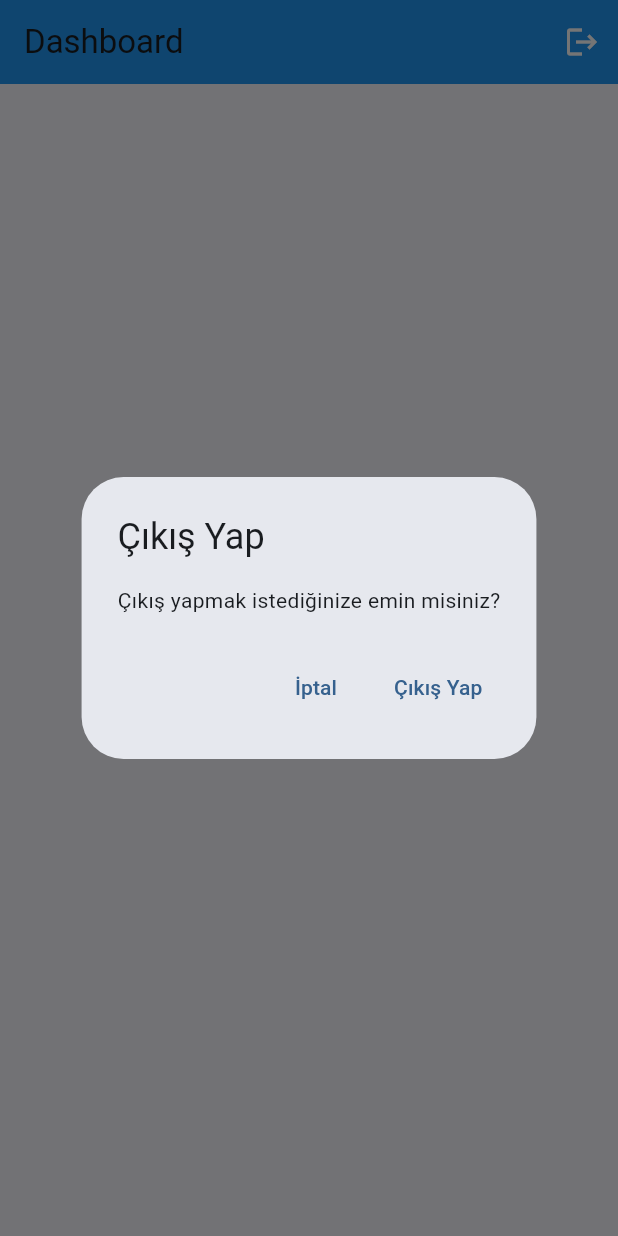
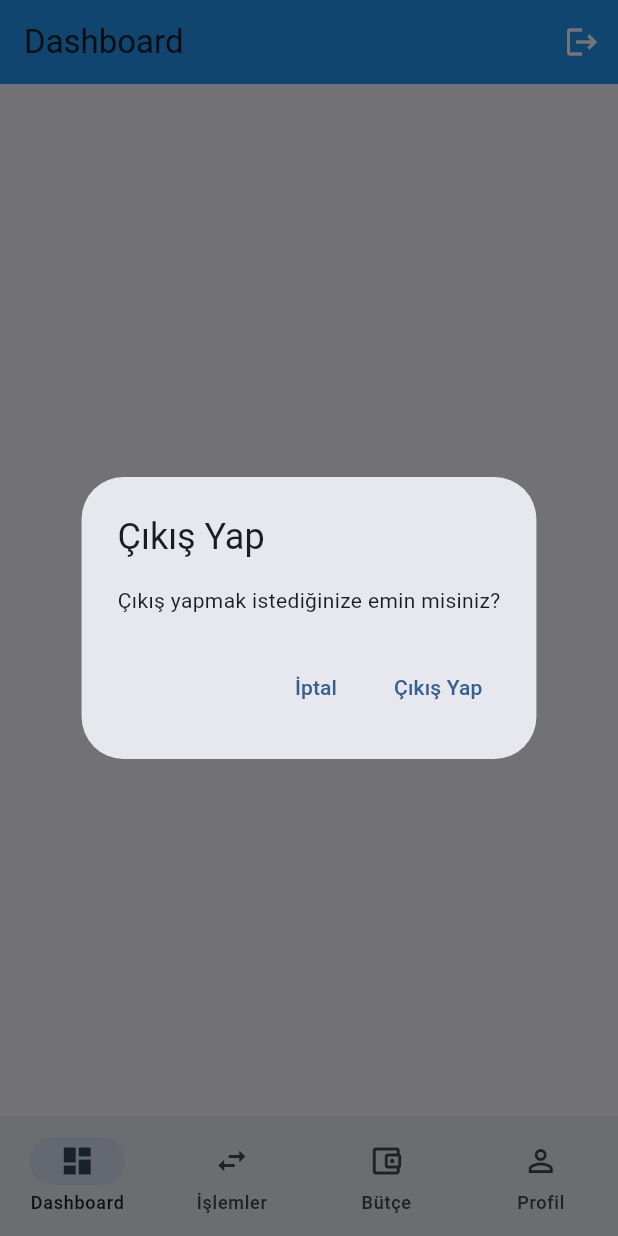
Before and after one commit to Posinowa/FinbudMobile, a Flutter app: the DashboardScreen screen opened by its route, after a tap on the "logout" icon, on a phone screen of 412 x 824 dp. Run offline on Flutter 3.47's test engine with Material 3 defaults, Android fonts, the phone set to English and light mode, and no system bars; our stand-ins replace dio, flutter_dotenv, flutter_riverpod, flutter_secure_storage, go_router, shared_preferences; accounts and stored records are empty.

Commit message:
feat(KAN-80): Bottom navigation bar eklendi
- Riverpod ile navigation state yönetimi eklendi
- MainScaffold widget'ı oluşturuldu
- ShellRoute ile bottom navigation bar entegre edildi
- Dashboard, İşlemler, Bütçe, Profil sekmeleri eklendi
- Aktif sekme state'i Riverpod ile yönetiliyor

```diff
--- a/lib/core/constants/app_color.dart
+++ b/lib/core/constants/app_color.dart
@@ -71,4 +71,9 @@ class AppColors {
   static Color successLight = success.withOpacity(0.1);
   static Color dangerLight = danger.withOpacity(0.1);
   static Color warningLight = warning.withOpacity(0.1);
+
+
+  //hata ve başarı mesajları için renkler
+  static const Color error = Color(0xFFD98989);
+  static const Color successMessage = Color(0xFF7FB685);
 }
--- /dev/null
+++ b/lib/core/providers/navigation_provider.dart
@@ -0,0 +1,5 @@
+import 'package:flutter_riverpod/legacy.dart';
+
+/// Bottom navigation bar için aktif sekme index'i
+/// KAN-80: Aktif sekme Riverpod ile yönetilsin
+final navigationIndexProvider = StateProvider<int>((ref) => 0);
--- a/lib/core/router/app_router.dart
+++ b/lib/core/router/app_router.dart
@@ -1,4 +1,5 @@
 import 'package:finbud_app/core/router/app_routes.dart';
+import 'package:finbud_app/core/shared/widgets/main_scaffold.dart';
 import 'package:finbud_app/features/auth/presentation/screens/login_screen.dart';
 import 'package:finbud_app/features/auth/presentation/screens/register_screen.dart';
 import 'package:finbud_app/features/budget/presentation/screens/budget_screen.dart';
@@ -11,16 +12,15 @@ import 'package:go_router/go_router.dart';
 
 /// Uygulama router yönetimi
 /// KAN-79: Uygulama açılışında token kontrolü
+/// KAN-80: Bottom navigation bar için ShellRoute
 class AppRouter {
   static final _storage = const FlutterSecureStorage();
   static late final GoRouter router;
   static bool _isInitialized = false;
 
-  /// Token key sabitleri (backend ile uyumlu)
   static const String _accessTokenKey = 'access_token';
   static const String _refreshTokenKey = 'refresh_token';
 
-  /// Router'ı başlat
   static Future<void> initialize() async {
     if (_isInitialized) return;
 
@@ -38,7 +38,6 @@ class AppRouter {
     _isInitialized = true;
   }
 
-  /// Route guard - Token kontrolü
   static Future<String?> _guardRoute(
     BuildContext context,
     GoRouterState state,
@@ -60,21 +59,20 @@ class AppRouter {
     return null;
   }
 
-  /// Logout işlemi - token'ları temizle
   static Future<void> logout() async {
     await _storage.delete(key: _accessTokenKey);
     await _storage.delete(key: _refreshTokenKey);
     router.go(AppRoutes.login);
   }
 
-  /// Token'ları kontrol et
   static Future<bool> hasValidToken() async {
     final token = await _storage.read(key: _accessTokenKey);
     return token != null && token.isNotEmpty;
   }
 
-  /// Tüm route tanımları
+  /// KAN-80: ShellRoute ile bottom navigation bar
   static final List<RouteBase> _routes = [
+    // Auth routes - bottom nav bar YOK
     GoRoute(
       path: AppRoutes.login,
       name: 'login',
@@ -85,29 +83,43 @@ class AppRouter {
       name: 'register',
       builder: (context, state) => const RegisterScreen(),
     ),
+
+    // Main routes - bottom nav bar VAR
+    ShellRoute(
+      builder: (context, state, child) => MainScaffold(child: child),
+      routes: [
         GoRoute(
           path: AppRoutes.dashboard,
           name: 'dashboard',
-      builder: (context, state) => const DashboardScreen(),
+          pageBuilder: (context, state) => const NoTransitionPage(
+            child: DashboardScreen(),
+          ),
         ),
         GoRoute(
           path: AppRoutes.transactions,
           name: 'transactions',
-      builder: (context, state) => const TransactionScreen(),
+          pageBuilder: (context, state) => const NoTransitionPage(
+            child: TransactionScreen(),
+          ),
         ),
         GoRoute(
           path: AppRoutes.budget,
           name: 'budget',
-      builder: (context, state) => const BudgetScreen(),
+          pageBuilder: (context, state) => const NoTransitionPage(
+            child: BudgetScreen(),
+          ),
         ),
         GoRoute(
           path: AppRoutes.profile,
           name: 'profile',
-      builder: (context, state) => const ProfileScreen(),
+          pageBuilder: (context, state) => const NoTransitionPage(
+            child: ProfileScreen(),
+          ),
+        ),
+      ],
     ),
   ];
 
-  /// Hata sayfası
   static Widget _errorBuilder(BuildContext context, GoRouterState state) {
     return Scaffold(
       appBar: AppBar(title: const Text('Hata')),
--- a/lib/core/router/app_routes.dart
+++ b/lib/core/router/app_routes.dart
@@ -1,12 +1,8 @@
-/// Uygulama route sabitleri
 class AppRoutes {
   AppRoutes._();
 
-  // Auth Routes
   static const String login = '/login';
   static const String register = '/register';
-
-  // Main Routes
   static const String dashboard = '/dashboard';
   static const String transactions = '/transactions';
   static const String budget = '/budget';
--- /dev/null
+++ b/lib/core/shared/widgets/main_scaffold.dart
@@ -0,0 +1,68 @@
+import 'package:finbud_app/core/providers/navigation_provider.dart';
+import 'package:finbud_app/core/router/app_routes.dart';
+import 'package:flutter/material.dart';
+import 'package:flutter_riverpod/flutter_riverpod.dart';
+import 'package:go_router/go_router.dart';
+
+/// Ana sayfa scaffold'u - Bottom Navigation Bar içerir
+/// KAN-80: Bottom navigation bar oluştur
+class MainScaffold extends ConsumerWidget {
+  final Widget child;
+
+  const MainScaffold({
+    super.key,
+    required this.child,
+  });
+
+  @override
+  Widget build(BuildContext context, WidgetRef ref) {
+    final currentIndex = ref.watch(navigationIndexProvider);
+
+    return Scaffold(
+      body: child,
+      bottomNavigationBar: NavigationBar(
+        selectedIndex: currentIndex,
+        onDestinationSelected: (index) {
+          ref.read(navigationIndexProvider.notifier).state = index;
+
+          switch (index) {
+            case 0:
+              context.go(AppRoutes.dashboard);
+              break;
+            case 1:
+              context.go(AppRoutes.transactions);
+              break;
+            case 2:
+              context.go(AppRoutes.budget);
+              break;
+            case 3:
+              context.go(AppRoutes.profile);
+              break;
+          }
+        },
+        destinations: const [
+          NavigationDestination(
+            icon: Icon(Icons.dashboard_outlined),
+            selectedIcon: Icon(Icons.dashboard),
+            label: 'Dashboard',
+          ),
+          NavigationDestination(
+            icon: Icon(Icons.swap_horiz_outlined),
+            selectedIcon: Icon(Icons.swap_horiz),
+            label: 'İşlemler',
+          ),
+          NavigationDestination(
+            icon: Icon(Icons.account_balance_wallet_outlined),
+            selectedIcon: Icon(Icons.account_balance_wallet),
+            label: 'Bütçe',
+          ),
+          NavigationDestination(
+            icon: Icon(Icons.person_outline),
+            selectedIcon: Icon(Icons.person),
+            label: 'Profil',
+          ),
+        ],
+      ),
+    );
+  }
+}
```
Also changed, not shown: lib/core/network/auth_interceptor.dart (+3 -13 lines), lib/features/auth/data/repositories/auth_repository.dart (+93 -0 lines), lib/features/auth/domain/models/auth_state.dart (+35 -0 lines), lib/features/auth/presentation/providers/auth_provider.dart (+85 -0 lines), lib/features/auth/presentation/screens/login_screen.dart (+72 -56 lines). Lines whose indentation alone changed are shown as unchanged.
